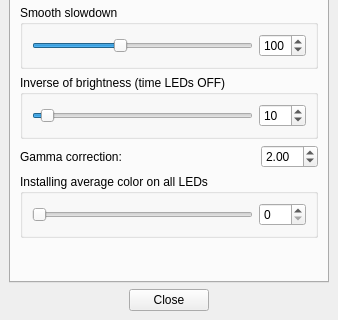
Old version of the form Software/src/mainwindow.ui in the repository Atarity/Lightpack; both pictures show x 0 to 338 and y 160 to 480 of the 338 by 480 pixel window.
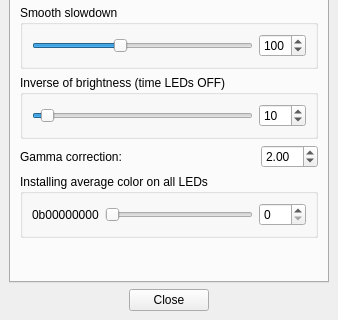
New version of the form. Icons and pictures are not drawn.

Commit message: Software: MainWindow: add label with binary value of the installing average color on all LEDs (SetAvgColor);

Diff of the .ui file:
```diff
--- a/Software/src/mainwindow.ui
+++ b/Software/src/mainwindow.ui
@@ -848,6 +848,13 @@
            <string>Installing average color on all LEDs</string>
           </property>
           <layout class="QHBoxLayout" name="horizontalLayout_10">
+           <item>
+            <widget class="QLabel" name="label_HW_SetAvgColor_Value">
+             <property name="text">
+              <string>0b00000000</string>
+             </property>
+            </widget>
+           </item>
            <item>
             <widget class="QSlider" name="horizontalSlider_HW_SetAvgColor">
              <property name="minimum">
```
The commit also changes 1 other file.
